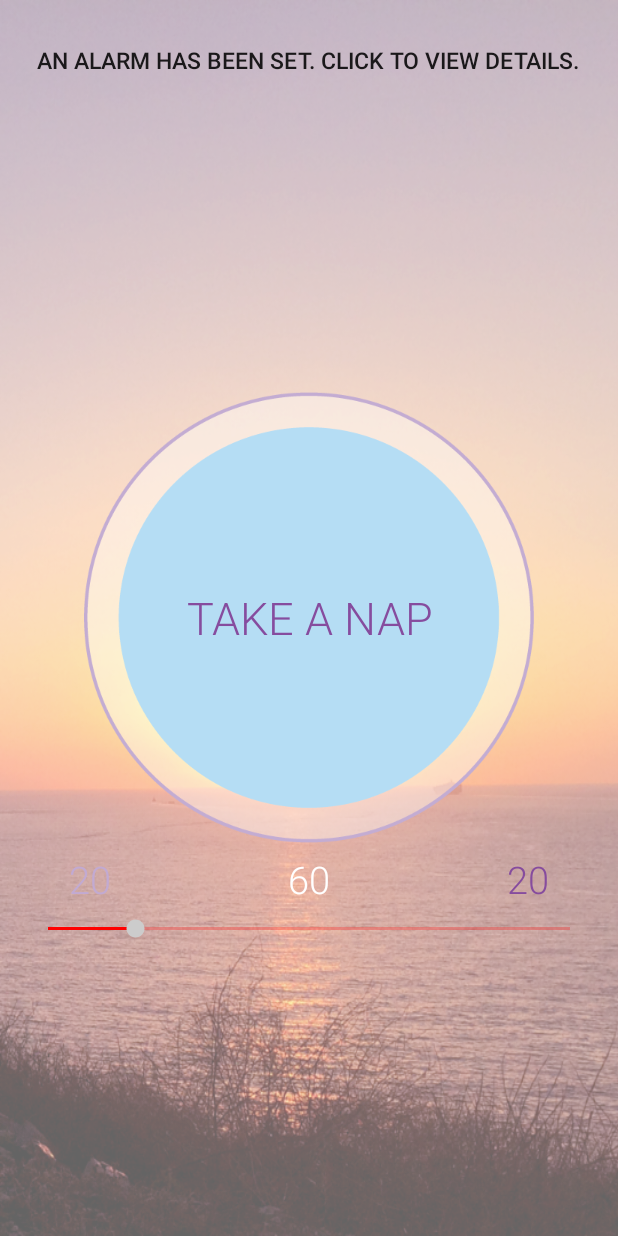
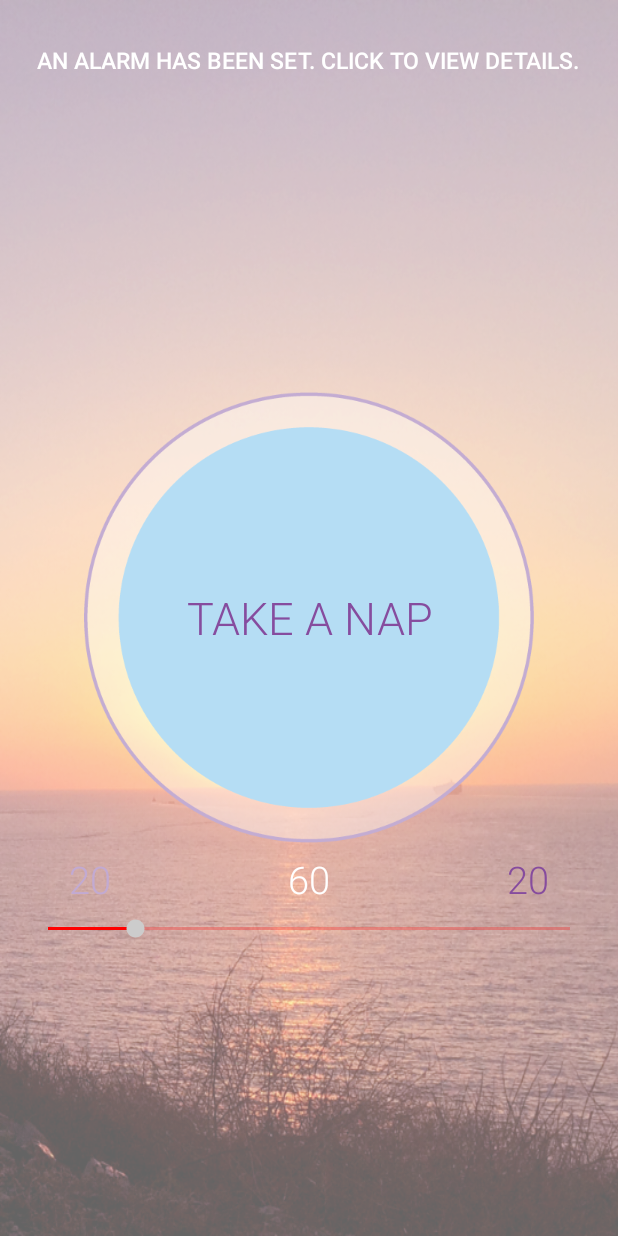
Before and after one commit to pcmakine/Napper, an Android app: the screen it shows after launch (MainActivity), after a tap on "CUSTOM", on a phone screen of 412 x 824 dp. Run offline under Robolectric (Android 15) with nearby library versions, the phone set to English and light mode, and no system bars; 2 other taps on this screen came first.

Commit message:
new color to alarm indicator

```diff
--- a/app/src/main/res/layout/activity_main.xml
+++ b/app/src/main/res/layout/activity_main.xml
@@ -16,6 +16,7 @@
         android:layout_centerHorizontal="true"
         android:textSize = "15sp"
         android:background="@android:color/transparent"
+        android:textColor = "#ffffff"
         android:onClick="showOngoingAlarm"
         />
 
```
